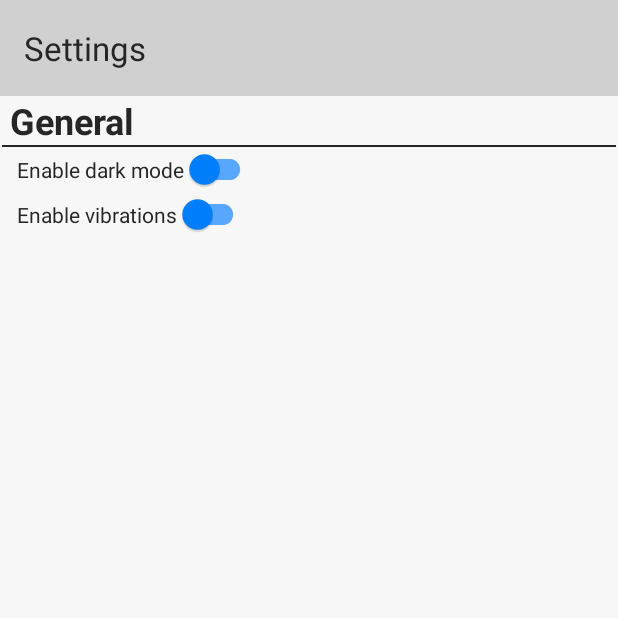
After one commit to srichards43/audio-mixing-app, an Android app: the SettingsActivity screen opened directly, with no data from a screen before it, on a phone screen of 412 x 824 dp, the top half of it. The commit adds this screen. Run offline under Robolectric (Android 15) with nearby library versions, the phone set to English and light mode, and no system bars.

Commit message:
Settings page, dark and light themes

```diff
--- a/app/build.gradle
+++ b/app/build.gradle
@@ -34,6 +34,10 @@ dependencies {
     implementation libs.material
     implementation libs.activity
     implementation libs.constraintlayout
+
+    implementation libs.coordinatorlayout
+    implementation libs.appcompat.v171
+    implementation libs.viewpager2
     testImplementation libs.junit
     androidTestImplementation libs.ext.junit
     androidTestImplementation libs.espresso.core
--- a/app/src/main/AndroidManifest.xml
+++ b/app/src/main/AndroidManifest.xml
@@ -12,6 +12,9 @@
         android:supportsRtl="true"
         android:theme="@style/Theme.AudioMixer">
         <activity
+            android:name=".SettingsActivity"
+            android:exported="false" />
+        <activity
             android:name=".MainActivity"
             android:exported="true">
             <intent-filter>
--- /dev/null
+++ b/app/src/main/java/com/example/audiomixer/SettingsActivity.java
@@ -0,0 +1,30 @@
+package com.example.audiomixer;
+
+import android.os.Bundle;
+
+import androidx.activity.EdgeToEdge;
+import androidx.appcompat.app.AppCompatActivity;
+import androidx.core.graphics.Insets;
+import androidx.core.view.ViewCompat;
+import androidx.core.view.WindowInsetsCompat;
+
+import com.google.android.material.appbar.MaterialToolbar;
+
+public class SettingsActivity extends AppCompatActivity {
+
+    @Override
+    protected void onCreate(Bundle savedInstanceState) {
+        super.onCreate(savedInstanceState);
+        EdgeToEdge.enable(this);
+        setContentView(R.layout.activity_settings);
+        MaterialToolbar toolbar = findViewById(R.id.toolbar);
+        setSupportActionBar(toolbar);
+        setTitle("Settings");
+
+        ViewCompat.setOnApplyWindowInsetsListener(findViewById(R.id.main), (v, insets) -> {
+            Insets systemBars = insets.getInsets(WindowInsetsCompat.Type.systemBars());
+            v.setPadding(systemBars.left, systemBars.top, systemBars.right, systemBars.bottom);
+            return insets;
+        });
+    }
+}
--- /dev/null
+++ b/app/src/main/res/layout/activity_settings.xml
@@ -0,0 +1,99 @@
+<?xml version="1.0" encoding="utf-8"?>
+<androidx.constraintlayout.widget.ConstraintLayout xmlns:android="http://schemas.android.com/apk/res/android"
+    xmlns:app="http://schemas.android.com/apk/res-auto"
+    xmlns:tools="http://schemas.android.com/tools"
+    android:id="@+id/main"
+    android:layout_width="match_parent"
+    android:layout_height="match_parent"
+    android:background="?android:colorBackground"
+    tools:context=".SettingsActivity">
+
+    <com.google.android.material.appbar.MaterialToolbar
+        android:id="@+id/toolbar"
+        android:layout_width="match_parent"
+        android:layout_height="wrap_content"
+        android:background="?attr/colorSurface"
+        android:minHeight="?attr/actionBarSize"
+        android:theme="?attr/actionBarTheme"
+        app:layout_constraintEnd_toEndOf="parent"
+        app:layout_constraintStart_toStartOf="parent"
+        app:layout_constraintTop_toTopOf="parent" />
+
+    <LinearLayout
+        android:layout_width="409dp"
+        android:layout_height="wrap_content"
+        android:orientation="vertical"
+        app:layout_constraintEnd_toEndOf="parent"
+        app:layout_constraintStart_toStartOf="parent"
+        app:layout_constraintTop_toBottomOf="@+id/toolbar">
+
+        <TextView
+            android:id="@+id/generalHeader"
+            android:layout_width="match_parent"
+            android:layout_height="wrap_content"
+            android:text="@string/settings_general_h"
+            android:textColor="?android:textColorPrimary"
+            android:textSize="24sp"
+            android:textStyle="bold"
+            android:translationX="5dp" />
+
+        <View
+            android:id="@+id/view"
+            android:layout_width="match_parent"
+            android:layout_height="1dp"
+            android:background="?android:textColorPrimary" />
+
+        <androidx.constraintlayout.widget.ConstraintLayout
+            android:layout_width="match_parent"
+            android:layout_height="30dp">
+
+            <TextView
+                android:id="@+id/textView1"
+                android:layout_width="wrap_content"
+                android:layout_height="wrap_content"
+                android:layout_marginStart="10dp"
+                android:text="@string/settings_dark_mode"
+                android:textColor="?android:textColorPrimary"
+                app:layout_constraintBottom_toBottomOf="parent"
+                app:layout_constraintStart_toStartOf="parent"
+                app:layout_constraintTop_toTopOf="parent" />
+
+            <androidx.appcompat.widget.SwitchCompat
+                android:id="@+id/darkModeSwitch"
+                android:layout_width="wrap_content"
+                android:layout_height="wrap_content"
+                app:layout_constraintBottom_toBottomOf="parent"
+                app:layout_constraintStart_toEndOf="@+id/textView1"
+                app:layout_constraintTop_toTopOf="parent"
+                app:thumbTint="?attr/colorPrimary"
+                app:trackTint="?attr/colorSecondary" />
+        </androidx.constraintlayout.widget.ConstraintLayout>
+
+        <androidx.constraintlayout.widget.ConstraintLayout
+            android:layout_width="match_parent"
+            android:layout_height="30dp">
+
+            <TextView
+                android:id="@+id/textView6"
+                android:layout_width="wrap_content"
+                android:layout_height="wrap_content"
+                android:layout_marginStart="10dp"
+                android:text="@string/settings_vibrations"
+                android:textColor="?android:textColorPrimary"
+                app:layout_constraintBottom_toBottomOf="parent"
+                app:layout_constraintStart_toStartOf="parent"
+                app:layout_constraintTop_toTopOf="parent" />
+
+            <androidx.appcompat.widget.SwitchCompat
+                android:id="@+id/vibrationsSwitch"
+                android:layout_width="wrap_content"
+                android:layout_height="wrap_content"
+                app:layout_constraintBottom_toBottomOf="parent"
+                app:layout_constraintStart_toEndOf="@+id/textView6"
+                app:layout_constraintTop_toTopOf="parent"
+                app:thumbTint="?attr/colorPrimary"
+                app:trackTint="?attr/colorSecondary" />
+        </androidx.constraintlayout.widget.ConstraintLayout>
+
+    </LinearLayout>
+</androidx.constraintlayout.widget.ConstraintLayout>
--- /dev/null
+++ b/app/src/main/res/values-night/colors.xml
@@ -0,0 +1,8 @@
+<?xml version="1.0" encoding="utf-8"?>
+<resources>
+    <color name="background">#141414</color>
+    <color name="text">#DEDEDE</color>
+    <color name="menuBar">#333333</color>
+    <color name="primary">#0080FF</color>
+    <color name="secondary">#0058BF</color>
+</resources>
--- a/app/src/main/res/values-night/themes.xml
+++ b/app/src/main/res/values-night/themes.xml
@@ -3,5 +3,10 @@
     <style name="Base.Theme.AudioMixer" parent="Theme.Material3.DayNight.NoActionBar">
         <!-- Customize your dark theme here. -->
         <!-- <item name="colorPrimary">@color/my_dark_primary</item> -->
+        <item name="android:colorBackground">@color/background</item>
+        <item name="android:textColorPrimary">@color/text</item>
+        <item name="colorSurface">@color/menuBar</item>
+        <item name="colorPrimary">@color/primary</item>
+        <item name="colorSecondary">@color/secondary</item>
     </style>
 </resources>
--- a/app/src/main/res/values/colors.xml
+++ b/app/src/main/res/values/colors.xml
@@ -1,5 +1,8 @@
 <?xml version="1.0" encoding="utf-8"?>
 <resources>
-    <color name="black">#FF000000</color>
-    <color name="white">#FFFFFFFF</color>
+    <color name="background">#F7F7F7</color>
+    <color name="text">#262626</color>
+    <color name="menuBar">#D0D0D0</color>
+    <color name="primary">#0080FF</color>
+    <color name="secondary">#57A6FF</color>
 </resources>
--- a/app/src/main/res/values/strings.xml
+++ b/app/src/main/res/values/strings.xml
@@ -1,3 +1,12 @@
 <resources>
     <string name="app_name">AudioMixer</string>
+    <string name="ambience_button">Ambience page select button</string>
+    <string name="home_button">Home page select button</string>
+    <string name="song_button">Song page select button</string>
+    <string name="settings_button">Settings page button</string>
+
+    <!--Settings page strings-->
+    <string name="settings_general_h">General</string>
+        <string name="settings_dark_mode">Enable dark mode</string>
+        <string name="settings_vibrations">Enable vibrations</string>
 </resources>
--- a/app/src/main/res/values/themes.xml
+++ b/app/src/main/res/values/themes.xml
@@ -3,6 +3,11 @@
     <style name="Base.Theme.AudioMixer" parent="Theme.Material3.DayNight.NoActionBar">
         <!-- Customize your light theme here. -->
         <!-- <item name="colorPrimary">@color/my_light_primary</item> -->
+        <item name="android:colorBackground">@color/background</item>
+        <item name="android:textColorPrimary">@color/text</item>
+        <item name="colorSurface">@color/menuBar</item>
+        <item name="colorPrimary">@color/primary</item>
+        <item name="colorSecondary">@color/secondary</item>
     </style>
 
     <style name="Theme.AudioMixer" parent="Base.Theme.AudioMixer" />
--- a/gradle/libs.versions.toml
+++ b/gradle/libs.versions.toml
@@ -1,5 +1,6 @@
 [versions]
 agp = "8.12.0"
+appcompatVersion = "1.7.1"
 junit = "4.13.2"
 junitVersion = "1.1.5"
 espressoCore = "3.5.1"
@@ -7,8 +8,11 @@ appcompat = "1.6.1"
 material = "1.10.0"
 activity = "1.8.0"
 constraintlayout = "2.1.4"
+coordinatorlayout = "1.3.0"
+viewpager2 = "1.1.0"
 
 [libraries]
+appcompat-v171 = { module = "androidx.appcompat:appcompat", version.ref = "appcompatVersion" }
 junit = { group = "junit", name = "junit", version.ref = "junit" }
 ext-junit = { group = "androidx.test.ext", name = "junit", version.ref = "junitVersion" }
 espresso-core = { group = "androidx.test.espresso", name = "espresso-core", version.ref = "espressoCore" }
@@ -16,6 +20,8 @@ appcompat = { group = "androidx.appcompat", name = "appcompat", version.ref = "a
 material = { group = "com.google.android.material", name = "material", version.ref = "material" }
 activity = { group = "androidx.activity", name = "activity", version.ref = "activity" }
 constraintlayout = { group = "androidx.constraintlayout", name = "constraintlayout", version.ref = "constraintlayout" }
+coordinatorlayout = { group = "androidx.coordinatorlayout", name = "coordinatorlayout", version.ref = "coordinatorlayout" }
+viewpager2 = { module = "androidx.viewpager2:viewpager2", version.ref = "viewpager2" }
 
 [plugins]
 android-application = { id = "com.android.application", version.ref = "agp" }
```
Also changed, not shown: app/src/main/java/com/example/audiomixer/MainActivity.java (+17 -1 lines), app/src/main/res/layout/activity_main.xml (+72 -10 lines), gradle/wrapper/gradle-wrapper.properties, 3 other files.
